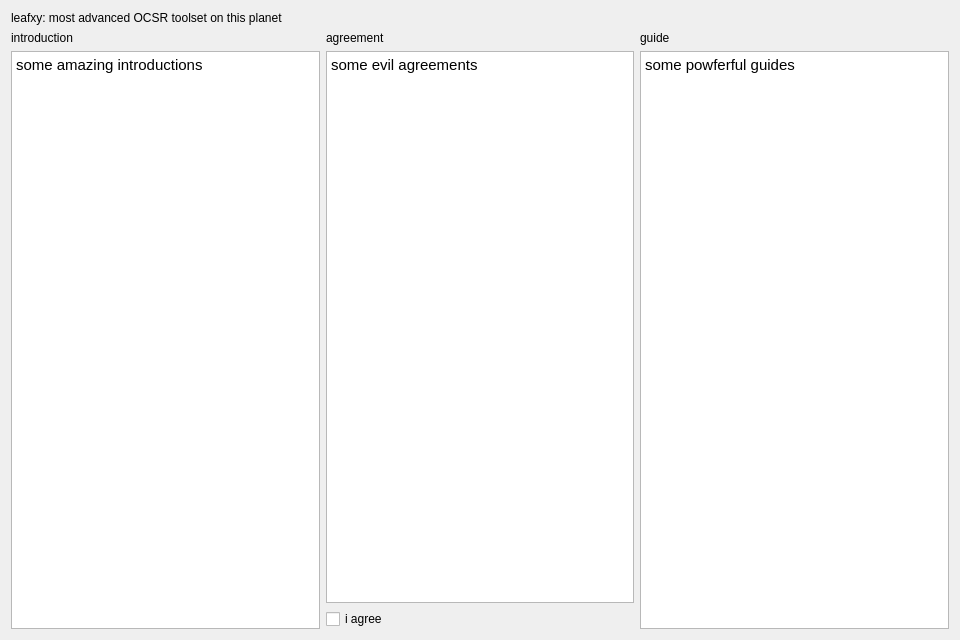
This is app/ui/welcome_widget.ui in xuguodong1999/COCR as Qt 5 draws it before an edit. The edited form follows.
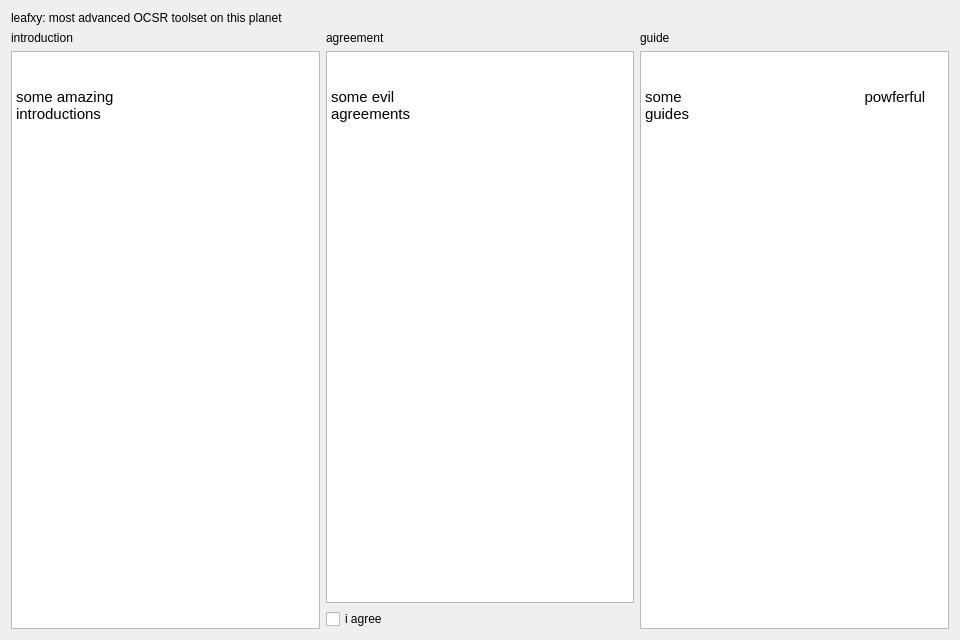
This is the edited form. Icons and pictures are not drawn.

```diff
--- a/app/ui/welcome_widget.ui
+++ b/app/ui/welcome_widget.ui
@@ -36,11 +36,18 @@
         <widget class="QTextEdit" name="intro_edit">
          <property name="html">
           <string>&lt;!DOCTYPE HTML PUBLIC &quot;-//W3C//DTD HTML 4.0//EN&quot; &quot;http://www.w3.org/TR/REC-html40/strict.dtd&quot;&gt;
-&lt;html&gt;&lt;head&gt;&lt;meta name=&quot;qrichtext&quot; content=&quot;1&quot; /&gt;&lt;style type=&quot;text/css&quot;&gt;
-p, li { white-space: pre-wrap; }
-&lt;/style&gt;&lt;/head&gt;&lt;body style=&quot; font-family:'Ubuntu'; font-size:11pt; font-weight:400; font-style:normal;&quot;&gt;
-&lt;p style=&quot; margin-top:0px; margin-bottom:0px; margin-left:0px; margin-right:0px; -qt-block-indent:0; text-indent:0px;&quot;&gt;some amazing introductions&lt;/p&gt;
-&lt;p style=&quot; margin-top:0px; margin-bottom:0px; margin-left:0px; margin-right:0px; -qt-block-indent:0; text-indent:0px;&quot;&gt;&lt;img src=&quot;:/img/logo.ico&quot; /&gt;&lt;/p&gt;&lt;/body&gt;&lt;/html&gt;</string>
+                                            &lt;html&gt;&lt;head&gt;&lt;meta name=&quot;qrichtext&quot; content=&quot;1&quot;
+                                            /&gt;&lt;style type=&quot;text/css&quot;&gt;
+                                            p, li { white-space: pre-wrap; }
+                                            &lt;/style&gt;&lt;/head&gt;&lt;body style=&quot; font-family:'Ubuntu';
+                                            font-size:11pt; font-weight:400; font-style:normal;&quot;&gt;
+                                            &lt;p style=&quot; margin-top:0px; margin-bottom:0px; margin-left:0px;
+                                            margin-right:0px; -qt-block-indent:0; text-indent:0px;&quot;&gt;some amazing
+                                            introductions&lt;/p&gt;
+                                            &lt;p style=&quot; margin-top:0px; margin-bottom:0px; margin-left:0px;
+                                            margin-right:0px; -qt-block-indent:0; text-indent:0px;&quot;&gt;&lt;img src=&quot;:/img/logo.ico&quot;
+                                            /&gt;&lt;/p&gt;&lt;/body&gt;&lt;/html&gt;
+                                        </string>
          </property>
         </widget>
        </item>
@@ -59,11 +66,18 @@
         <widget class="QTextEdit" name="agree_edit">
          <property name="html">
           <string>&lt;!DOCTYPE HTML PUBLIC &quot;-//W3C//DTD HTML 4.0//EN&quot; &quot;http://www.w3.org/TR/REC-html40/strict.dtd&quot;&gt;
-&lt;html&gt;&lt;head&gt;&lt;meta name=&quot;qrichtext&quot; content=&quot;1&quot; /&gt;&lt;style type=&quot;text/css&quot;&gt;
-p, li { white-space: pre-wrap; }
-&lt;/style&gt;&lt;/head&gt;&lt;body style=&quot; font-family:'Ubuntu'; font-size:11pt; font-weight:400; font-style:normal;&quot;&gt;
-&lt;p style=&quot; margin-top:0px; margin-bottom:0px; margin-left:0px; margin-right:0px; -qt-block-indent:0; text-indent:0px;&quot;&gt;some evil agreements&lt;/p&gt;
-&lt;p style=&quot; margin-top:0px; margin-bottom:0px; margin-left:0px; margin-right:0px; -qt-block-indent:0; text-indent:0px;&quot;&gt;&lt;img src=&quot;:/img/logo.ico&quot; /&gt;&lt;/p&gt;&lt;/body&gt;&lt;/html&gt;</string>
+                                            &lt;html&gt;&lt;head&gt;&lt;meta name=&quot;qrichtext&quot; content=&quot;1&quot;
+                                            /&gt;&lt;style type=&quot;text/css&quot;&gt;
+                                            p, li { white-space: pre-wrap; }
+                                            &lt;/style&gt;&lt;/head&gt;&lt;body style=&quot; font-family:'Ubuntu';
+                                            font-size:11pt; font-weight:400; font-style:normal;&quot;&gt;
+                                            &lt;p style=&quot; margin-top:0px; margin-bottom:0px; margin-left:0px;
+                                            margin-right:0px; -qt-block-indent:0; text-indent:0px;&quot;&gt;some evil
+                                            agreements&lt;/p&gt;
+                                            &lt;p style=&quot; margin-top:0px; margin-bottom:0px; margin-left:0px;
+                                            margin-right:0px; -qt-block-indent:0; text-indent:0px;&quot;&gt;&lt;img src=&quot;:/img/logo.ico&quot;
+                                            /&gt;&lt;/p&gt;&lt;/body&gt;&lt;/html&gt;
+                                        </string>
          </property>
         </widget>
        </item>
@@ -89,11 +103,18 @@
         <widget class="QTextEdit" name="guide_edit">
          <property name="html">
           <string>&lt;!DOCTYPE HTML PUBLIC &quot;-//W3C//DTD HTML 4.0//EN&quot; &quot;http://www.w3.org/TR/REC-html40/strict.dtd&quot;&gt;
-&lt;html&gt;&lt;head&gt;&lt;meta name=&quot;qrichtext&quot; content=&quot;1&quot; /&gt;&lt;style type=&quot;text/css&quot;&gt;
-p, li { white-space: pre-wrap; }
-&lt;/style&gt;&lt;/head&gt;&lt;body style=&quot; font-family:'Ubuntu'; font-size:11pt; font-weight:400; font-style:normal;&quot;&gt;
-&lt;p style=&quot; margin-top:0px; margin-bottom:0px; margin-left:0px; margin-right:0px; -qt-block-indent:0; text-indent:0px;&quot;&gt;some powferful guides&lt;/p&gt;
-&lt;p style=&quot; margin-top:0px; margin-bottom:0px; margin-left:0px; margin-right:0px; -qt-block-indent:0; text-indent:0px;&quot;&gt;&lt;img src=&quot;:/img/logo.ico&quot; /&gt;&lt;/p&gt;&lt;/body&gt;&lt;/html&gt;</string>
+                                            &lt;html&gt;&lt;head&gt;&lt;meta name=&quot;qrichtext&quot; content=&quot;1&quot;
+                                            /&gt;&lt;style type=&quot;text/css&quot;&gt;
+                                            p, li { white-space: pre-wrap; }
+                                            &lt;/style&gt;&lt;/head&gt;&lt;body style=&quot; font-family:'Ubuntu';
+                                            font-size:11pt; font-weight:400; font-style:normal;&quot;&gt;
+                                            &lt;p style=&quot; margin-top:0px; margin-bottom:0px; margin-left:0px;
+                                            margin-right:0px; -qt-block-indent:0; text-indent:0px;&quot;&gt;some
+                                            powferful guides&lt;/p&gt;
+                                            &lt;p style=&quot; margin-top:0px; margin-bottom:0px; margin-left:0px;
+                                            margin-right:0px; -qt-block-indent:0; text-indent:0px;&quot;&gt;&lt;img src=&quot;:/img/logo.ico&quot;
+                                            /&gt;&lt;/p&gt;&lt;/body&gt;&lt;/html&gt;
+                                        </string>
          </property>
         </widget>
        </item>
```
Lines whose indentation alone changed are shown as unchanged.
